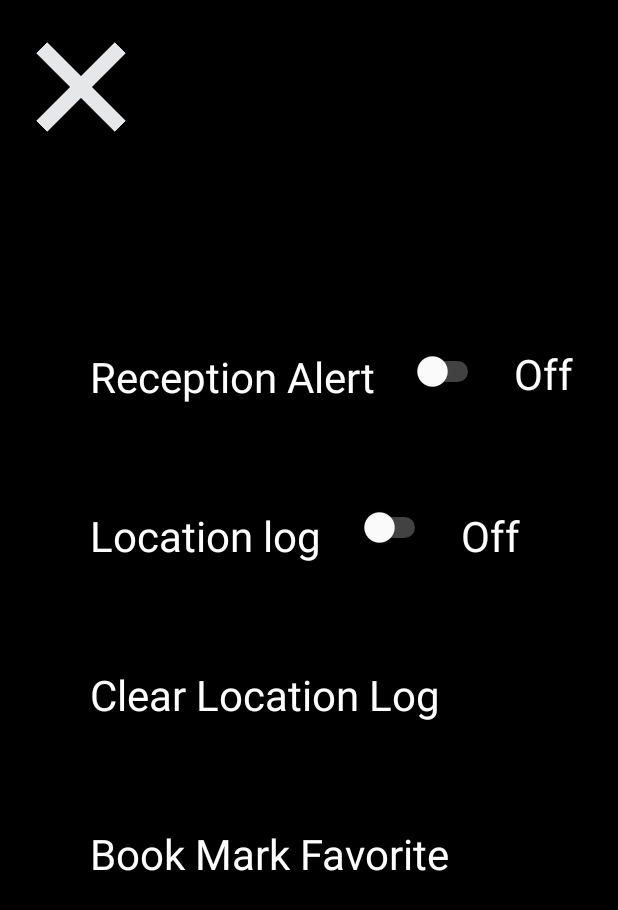
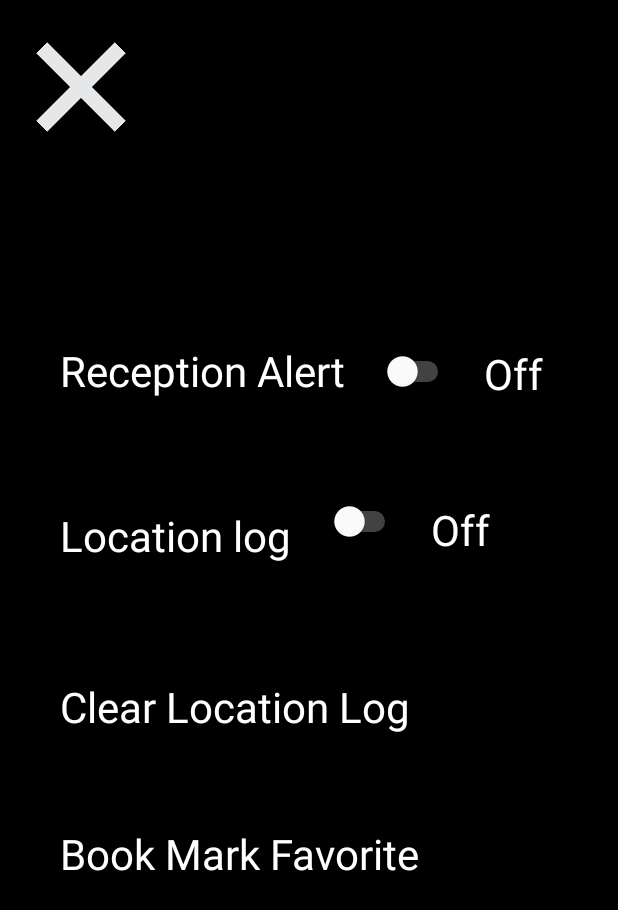
Before and after one commit to WZerfas/The-Compass, an Android app: the SettingActivity screen opened directly, with no data from a screen before it, on a phone screen of 412 x 824 dp. Shown: the top 910 px of the screen. Run offline under Robolectric (Android 15) with nearby library versions, the phone set to English and light mode, and no system bars.

Commit message:
adjusting layout for different devices

```diff
--- a/app/src/main/res/layout/activity_setting.xml
+++ b/app/src/main/res/layout/activity_setting.xml
@@ -23,8 +23,8 @@
         android:id="@+id/receptionAlertText"
         android:layout_width="wrap_content"
         android:layout_height="wrap_content"
-        android:layout_marginStart="60dp"
-        android:layout_marginTop="232dp"
+        android:layout_marginStart="40dp"
+        android:layout_marginTop="228dp"
         android:text="Reception Alert"
         android:textColor="#FFFFFF"
         android:textSize="28sp"
@@ -32,11 +32,35 @@
         app:layout_constraintTop_toTopOf="parent" />
 
     <TextView
+        android:id="@+id/LocationLogText"
+        android:layout_width="wrap_content"
+        android:layout_height="wrap_content"
+        android:layout_marginStart="40dp"
+        android:layout_marginTop="72dp"
+        android:text="Location log"
+        android:textColor="#FFFFFF"
+        android:textSize="28sp"
+        app:layout_constraintStart_toStartOf="parent"
+        app:layout_constraintTop_toBottomOf="@+id/receptionAlertText" />
+
+    <TextView
+        android:id="@+id/clearLocationLogText"
+        android:layout_width="wrap_content"
+        android:layout_height="wrap_content"
+        android:layout_marginStart="40dp"
+        android:layout_marginTop="76dp"
+        android:text="Clear Location Log"
+        android:textColor="#FFFFFF"
+        android:textSize="28sp"
+        app:layout_constraintStart_toStartOf="parent"
+        app:layout_constraintTop_toBottomOf="@+id/LocationLogText" />
+
+    <TextView
         android:id="@+id/bookMarkFavorateText"
         android:layout_width="wrap_content"
         android:layout_height="wrap_content"
-        android:layout_marginStart="60dp"
-        android:layout_marginTop="68dp"
+        android:layout_marginStart="40dp"
+        android:layout_marginTop="60dp"
         android:clickable="true"
         android:focusable="true"
         android:text="Book Mark Favorite"
@@ -44,30 +68,6 @@
         android:textSize="28sp"
         app:layout_constraintStart_toStartOf="parent"
         app:layout_constraintTop_toBottomOf="@+id/clearLocationLogText" />
-
-    <TextView
-        android:id="@+id/clearLocationLogText"
-        android:layout_width="wrap_content"
-        android:layout_height="wrap_content"
-        android:layout_marginStart="60dp"
-        android:layout_marginTop="68dp"
-        android:text="Clear Location Log"
-        android:textColor="#FFFFFF"
-        android:textSize="28sp"
-        app:layout_constraintStart_toStartOf="parent"
-        app:layout_constraintTop_toBottomOf="@+id/LocationLogText" />
-
-    <TextView
-        android:id="@+id/LocationLogText"
-        android:layout_width="wrap_content"
-        android:layout_height="wrap_content"
-        android:layout_marginStart="60dp"
-        android:layout_marginTop="68dp"
-        android:text="Location log"
-        android:textColor="#FFFFFF"
-        android:textSize="28sp"
-        app:layout_constraintStart_toStartOf="parent"
-        app:layout_constraintTop_toBottomOf="@+id/receptionAlertText" />
 
     <TextView
         android:id="@+id/LogstatusText"
```
